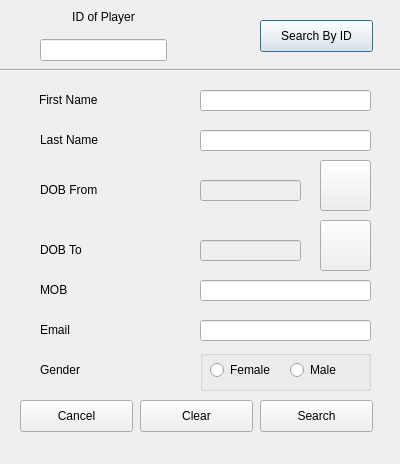
stefanmarjanovic/Comp, file refine.ui: the form before one commit.
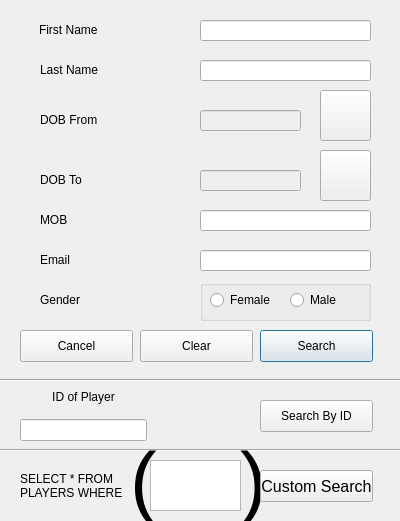
The form after the commit. Icons and pictures are not drawn.

Commit message:
RefineUpdate+OtherGoodies
Changed insertion code to work with SQL Date.
Columns automatically sized by widest content.
Refine finished with exception of Dates.

```diff
--- a/refine.ui
+++ b/refine.ui
@@ -7,7 +7,7 @@
     <x>0</x>
     <y>0</y>
     <width>400</width>
-    <height>464</height>
+    <height>521</height>
    </rect>
   </property>
   <property name="windowTitle">
@@ -17,7 +17,7 @@
    <property name="geometry">
     <rect>
      <x>40</x>
-     <y>180</y>
+     <y>110</y>
      <width>121</width>
      <height>20</height>
     </rect>
@@ -30,7 +30,7 @@
    <property name="geometry">
     <rect>
      <x>200</x>
-     <y>130</y>
+     <y>60</y>
      <width>171</width>
      <height>21</height>
     </rect>
@@ -40,7 +40,7 @@
    <property name="geometry">
     <rect>
      <x>200</x>
-     <y>320</y>
+     <y>250</y>
      <width>171</width>
      <height>21</height>
     </rect>
@@ -50,7 +50,7 @@
    <property name="geometry">
     <rect>
      <x>40</x>
-     <y>130</y>
+     <y>60</y>
      <width>121</width>
      <height>20</height>
     </rect>
@@ -63,7 +63,7 @@
    <property name="geometry">
     <rect>
      <x>40</x>
-     <y>360</y>
+     <y>290</y>
      <width>121</width>
      <height>20</height>
     </rect>
@@ -72,11 +72,11 @@
     <string>Gender</string>
    </property>
   </widget>
-  <widget class="QPushButton" name="apply">
+  <widget class="QPushButton" name="search">
    <property name="geometry">
     <rect>
      <x>260</x>
-     <y>400</y>
+     <y>330</y>
      <width>113</width>
      <height>32</height>
     </rect>
@@ -88,7 +88,7 @@
     <string>Search</string>
    </property>
    <property name="autoDefault">
-    <bool>false</bool>
+    <bool>true</bool>
    </property>
    <property name="default">
     <bool>true</bool>
@@ -101,7 +101,7 @@
    <property name="geometry">
     <rect>
      <x>20</x>
-     <y>400</y>
+     <y>330</y>
      <width>113</width>
      <height>32</height>
     </rect>
@@ -114,7 +114,7 @@
    <property name="geometry">
     <rect>
      <x>200</x>
-     <y>90</y>
+     <y>20</y>
      <width>171</width>
      <height>21</height>
     </rect>
@@ -124,7 +124,7 @@
    <property name="geometry">
     <rect>
      <x>39</x>
-     <y>90</y>
+     <y>20</y>
      <width>121</width>
      <height>20</height>
     </rect>
@@ -137,7 +137,7 @@
    <property name="geometry">
     <rect>
      <x>200</x>
-     <y>350</y>
+     <y>280</y>
      <width>171</width>
      <height>41</height>
     </rect>
@@ -166,7 +166,7 @@
      <rect>
       <x>90</x>
       <y>10</y>
-      <width>71</width>
+      <width>51</width>
       <height>20</height>
      </rect>
     </property>
@@ -179,7 +179,7 @@
    <property name="geometry">
     <rect>
      <x>200</x>
-     <y>280</y>
+     <y>210</y>
      <width>171</width>
      <height>21</height>
     </rect>
@@ -189,7 +189,7 @@
    <property name="geometry">
     <rect>
      <x>40</x>
-     <y>320</y>
+     <y>250</y>
      <width>121</width>
      <height>20</height>
     </rect>
@@ -202,7 +202,7 @@
    <property name="geometry">
     <rect>
      <x>40</x>
-     <y>280</y>
+     <y>210</y>
      <width>121</width>
      <height>20</height>
     </rect>
@@ -211,24 +211,11 @@
     <string>MOB</string>
    </property>
   </widget>
-  <widget class="Line" name="line">
-   <property name="geometry">
-    <rect>
-     <x>-3</x>
-     <y>60</y>
-     <width>411</width>
-     <height>20</height>
-    </rect>
-   </property>
-   <property name="orientation">
-    <enum>Qt::Horizontal</enum>
-   </property>
-  </widget>
-  <widget class="QPushButton" name="search">
+  <widget class="QPushButton" name="searchByID">
    <property name="geometry">
     <rect>
      <x>260</x>
-     <y>20</y>
+     <y>400</y>
      <width>113</width>
      <height>32</height>
     </rect>
@@ -243,7 +230,7 @@
     <bool>false</bool>
    </property>
    <property name="default">
-    <bool>true</bool>
+    <bool>false</bool>
    </property>
    <property name="flat">
     <bool>false</bool>
@@ -253,7 +240,7 @@
    <property name="geometry">
     <rect>
      <x>140</x>
-     <y>400</y>
+     <y>330</y>
      <width>113</width>
      <height>32</height>
     </rect>
@@ -272,7 +259,7 @@
    <property name="geometry">
     <rect>
      <x>200</x>
-     <y>180</y>
+     <y>110</y>
      <width>101</width>
      <height>21</height>
     </rect>
@@ -285,7 +272,7 @@
    <property name="geometry">
     <rect>
      <x>320</x>
-     <y>160</y>
+     <y>90</y>
      <width>51</width>
      <height>51</height>
     </rect>
@@ -300,8 +287,8 @@
   <widget class="QWidget" name="layoutWidget">
    <property name="geometry">
     <rect>
-     <x>40</x>
-     <y>10</y>
+     <x>20</x>
+     <y>390</y>
      <width>127</width>
      <height>51</height>
     </rect>
@@ -326,7 +313,7 @@
    <property name="geometry">
     <rect>
      <x>40</x>
-     <y>240</y>
+     <y>170</y>
      <width>121</width>
      <height>20</height>
     </rect>
@@ -339,7 +326,7 @@
    <property name="geometry">
     <rect>
      <x>320</x>
-     <y>220</y>
+     <y>150</y>
      <width>51</width>
      <height>51</height>
     </rect>
@@ -358,7 +345,7 @@
    <property name="geometry">
     <rect>
      <x>200</x>
-     <y>240</y>
+     <y>170</y>
      <width>101</width>
      <height>21</height>
     </rect>
@@ -367,6 +354,130 @@
     <bool>false</bool>
    </property>
   </widget>
+  <widget class="Line" name="line_2">
+   <property name="geometry">
+    <rect>
+     <x>-10</x>
+     <y>370</y>
+     <width>421</width>
+     <height>20</height>
+    </rect>
+   </property>
+   <property name="orientation">
+    <enum>Qt::Horizontal</enum>
+   </property>
+  </widget>
+  <widget class="Line" name="line_3">
+   <property name="geometry">
+    <rect>
+     <x>0</x>
+     <y>440</y>
+     <width>421</width>
+     <height>20</height>
+    </rect>
+   </property>
+   <property name="orientation">
+    <enum>Qt::Horizontal</enum>
+   </property>
+  </widget>
+  <widget class="QPlainTextEdit" name="whereStatement">
+   <property name="geometry">
+    <rect>
+     <x>150</x>
+     <y>460</y>
+     <width>91</width>
+     <height>51</height>
+    </rect>
+   </property>
+  </widget>
+  <widget class="QLabel" name="label_10">
+   <property name="geometry">
+    <rect>
+     <x>20</x>
+     <y>460</y>
+     <width>131</width>
+     <height>51</height>
+    </rect>
+   </property>
+   <property name="text">
+    <string>SELECT * FROM PLAYERS WHERE</string>
+   </property>
+   <property name="wordWrap">
+    <bool>true</bool>
+   </property>
+  </widget>
+  <widget class="QLabel" name="label_11">
+   <property name="geometry">
+    <rect>
+     <x>130</x>
+     <y>440</y>
+     <width>31</width>
+     <height>81</height>
+    </rect>
+   </property>
+   <property name="font">
+    <font>
+     <pointsize>60</pointsize>
+    </font>
+   </property>
+   <property name="text">
+    <string>(</string>
+   </property>
+   <property name="wordWrap">
+    <bool>true</bool>
+   </property>
+  </widget>
+  <widget class="QLabel" name="label_12">
+   <property name="geometry">
+    <rect>
+     <x>240</x>
+     <y>440</y>
+     <width>31</width>
+     <height>81</height>
+    </rect>
+   </property>
+   <property name="font">
+    <font>
+     <pointsize>60</pointsize>
+    </font>
+   </property>
+   <property name="text">
+    <string>)</string>
+   </property>
+   <property name="wordWrap">
+    <bool>true</bool>
+   </property>
+  </widget>
+  <widget class="QPushButton" name="custom">
+   <property name="geometry">
+    <rect>
+     <x>260</x>
+     <y>470</y>
+     <width>113</width>
+     <height>32</height>
+    </rect>
+   </property>
+   <property name="font">
+    <font>
+     <pointsize>12</pointsize>
+    </font>
+   </property>
+   <property name="autoFillBackground">
+    <bool>false</bool>
+   </property>
+   <property name="text">
+    <string>Custom Search</string>
+   </property>
+   <property name="autoDefault">
+    <bool>false</bool>
+   </property>
+   <property name="default">
+    <bool>false</bool>
+   </property>
+   <property name="flat">
+    <bool>false</bool>
+   </property>
+  </widget>
  </widget>
  <tabstops>
   <tabstop>id</tabstop>
```
Left out of the diff: 14 changed lines with no effect on the pictures. The commit also changes 10 other files.
